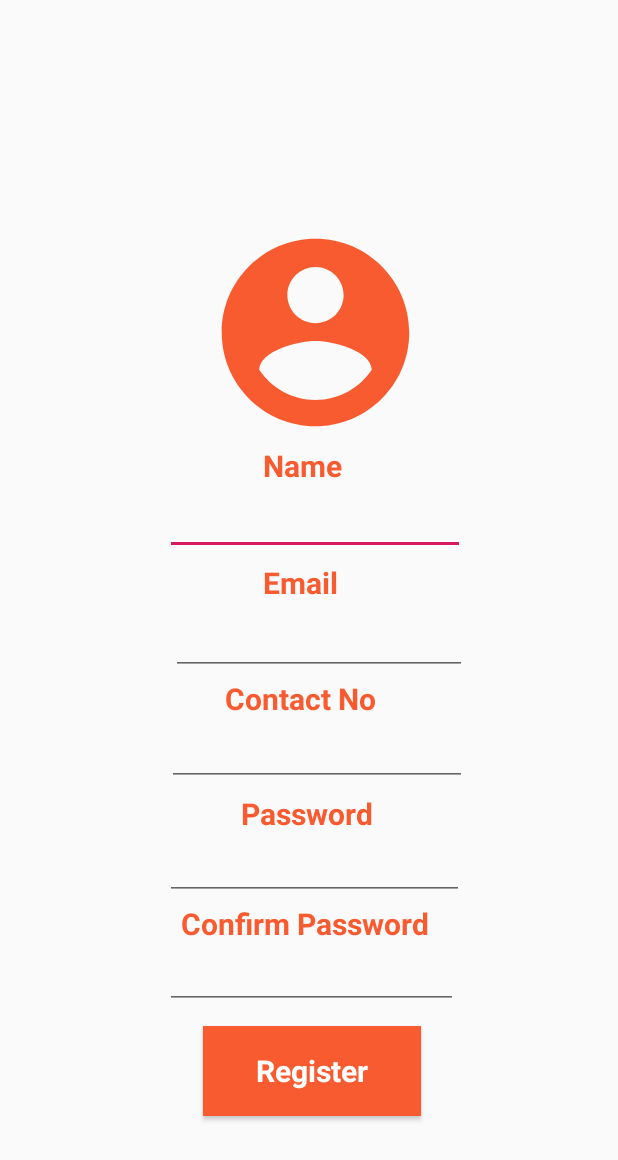
After one commit to Himeshika-Ab/LunchBuddies, an Android app: the layout register.xml on its own in the app's theme, with its tools: preview values and no code run, on a phone screen of 412 x 824 dp. The commit adds this screen. Shown: the top 1160 px of the screen. Run offline under Robolectric (Android 15) with nearby library versions, the phone set to English and light mode, and no system bars.

Commit message:
Register ui

```diff
--- /dev/null
+++ b/android-app/app/src/main/res/drawable/ic_account_circle_black_24dp.xml
@@ -0,0 +1,5 @@
+<vector android:height="45dp" android:tint="#F95B31"
+    android:viewportHeight="24.0" android:viewportWidth="24.0"
+    android:width="45dp" xmlns:android="http://schemas.android.com/apk/res/android">
+    <path android:fillColor="#FF000000" android:pathData="M12,2C6.48,2 2,6.48 2,12s4.48,10 10,10 10,-4.48 10,-10S17.52,2 12,2zM12,5c1.66,0 3,1.34 3,3s-1.34,3 -3,3 -3,-1.34 -3,-3 1.34,-3 3,-3zM12,19.2c-2.5,0 -4.71,-1.28 -6,-3.22 0.03,-1.99 4,-3.08 6,-3.08 1.99,0 5.97,1.09 6,3.08 -1.29,1.94 -3.5,3.22 -6,3.22z"/>
+</vector>
--- a/android-app/app/src/main/res/layout/login.xml
+++ b/android-app/app/src/main/res/layout/login.xml
@@ -50,7 +50,6 @@
         android:drawableLeft="@drawable/ic_email_black_24dp"
         android:ems="12"
         android:fontFamily="sans-serif"
-        android:gravity="center_horizontal"
         android:hint="Email"
         android:inputType="textEmailAddress"
         android:textAlignment="center"
@@ -70,7 +69,6 @@
         android:layout_marginBottom="-49dp"
         android:background="#ff7c59"
         android:ems="12"
-        android:gravity="center_horizontal"
         android:inputType="textPassword"
         android:hint="Password"
         android:textAlignment="center"
@@ -94,7 +92,6 @@
         android:drawableLeft="@drawable/ic_touch_app_black_24dp"
         android:ems="12"
         android:fontFamily="sans-serif"
-        android:gravity="center_horizontal"
         android:text="Register here"
         android:textAlignment="center"
         android:textAllCaps="false"
--- /dev/null
+++ b/android-app/app/src/main/res/layout/register.xml
@@ -0,0 +1,202 @@
+<?xml version="1.0" encoding="utf-8"?>
+<RelativeLayout xmlns:android="http://schemas.android.com/apk/res/android"
+    xmlns:app="http://schemas.android.com/apk/res-auto"
+    xmlns:tools="http://schemas.android.com/tools"
+    android:layout_width="match_parent"
+    android:layout_height="match_parent"
+    >
+
+    <ImageView
+        android:id="@+id/logo"
+        android:layout_width="150dp"
+        android:layout_height="150dp"
+        android:layout_alignParentBottom="true"
+        android:layout_marginLeft="135dp"
+        android:layout_marginBottom="527dp"
+        android:src="@drawable/ic_account_circle_black_24dp" />
+
+    <TextView
+        android:id="@+id/namelbl"
+        android:layout_width="wrap_content"
+        android:layout_height="wrap_content"
+        android:layout_alignBottom="@id/logo"
+        android:layout_marginLeft="175dp"
+        android:layout_marginTop="10dp"
+        android:layout_marginBottom="-27dp"
+        android:fontFamily="sans-serif"
+        android:text="Name"
+        android:textAlignment="center"
+        android:textColor="#F95B31"
+        android:textSize="20dp"
+        android:textStyle="bold"
+        android:typeface="sans" />
+
+    <EditText
+        android:id="@+id/name"
+        android:layout_width="200dp"
+        android:layout_height="50dp"
+        android:layout_alignBottom="@+id/namelbl"
+        android:layout_marginLeft="110dp"
+        android:layout_marginBottom="-46dp"
+        android:fontFamily="sans-serif"
+        android:gravity="center_horizontal"
+        android:textAlignment="center"
+        android:textColor="#F95B31"
+        android:textSize="20dp"
+        android:textStyle="bold"
+        android:typeface="sans" />
+
+
+    <TextView
+        android:id="@+id/emaillbl"
+        android:layout_width="wrap_content"
+        android:layout_height="wrap_content"
+        android:layout_alignBottom="@id/namelbl"
+        android:layout_marginLeft="175dp"
+        android:layout_marginBottom="-78dp"
+        android:fontFamily="sans-serif"
+        android:text="Email"
+        android:textAlignment="center"
+        android:textColor="#F95B31"
+        android:textSize="20dp"
+        android:textStyle="bold"
+        android:typeface="sans" />
+
+    <EditText
+        android:id="@+id/email"
+        android:layout_width="197dp"
+        android:layout_height="50dp"
+        android:layout_alignRight="@id/emaillbl"
+        android:layout_alignBottom="@+id/logo"
+        android:layout_marginLeft="110dp"
+        android:layout_marginRight="-86dp"
+        android:layout_marginBottom="-153dp"
+        android:fontFamily="sans-serif"
+        android:gravity="center_horizontal"
+        android:textAlignment="center"
+        android:textColor="#F95B31"
+        android:textSize="20dp"
+        android:textStyle="bold"
+        android:typeface="sans" />
+
+    <TextView
+        android:id="@+id/contactNolbl"
+        android:layout_width="wrap_content"
+        android:layout_height="wrap_content"
+        android:layout_alignBottom="@id/emaillbl"
+        android:layout_marginLeft="150dp"
+        android:layout_marginBottom="-77dp"
+        android:fontFamily="sans-serif"
+        android:text="Contact No"
+        android:textAlignment="center"
+        android:textColor="#F95B31"
+        android:textSize="20dp"
+        android:textStyle="bold"
+        android:typeface="sans" />
+
+    <EditText
+        android:id="@+id/contactNo"
+        android:layout_width="200dp"
+        android:layout_height="50dp"
+        android:layout_alignRight="@id/emaillbl"
+        android:layout_alignBottom="@+id/logo"
+        android:layout_marginLeft="110dp"
+        android:layout_marginRight="-86dp"
+        android:layout_marginBottom="-227dp"
+        android:fontFamily="sans-serif"
+        android:gravity="center_horizontal"
+        android:textAlignment="center"
+        android:textColor="#F95B31"
+        android:textSize="20dp"
+        android:textStyle="bold"
+        android:typeface="sans" />
+
+    <TextView
+        android:id="@+id/passwordlbl"
+        android:layout_width="wrap_content"
+        android:layout_height="wrap_content"
+        android:layout_alignBottom="@id/contactNo"
+        android:layout_marginLeft="160dp"
+        android:layout_marginBottom="-32dp"
+        android:fontFamily="sans-serif"
+        android:text="Password"
+        android:textAlignment="center"
+        android:textColor="#F95B31"
+        android:textSize="20dp"
+        android:textStyle="bold"
+        android:typeface="sans" />
+
+    <EditText
+        android:id="@+id/password"
+        android:layout_width="200dp"
+        android:layout_height="wrap_content"
+        android:layout_alignRight="@id/passwordlbl"
+        android:layout_alignBottom="@+id/logo"
+        android:layout_marginLeft="110dp"
+        android:layout_marginRight="-61dp"
+        android:layout_marginBottom="-303dp"
+        android:ems="10"
+        android:fontFamily="sans-serif"
+        android:gravity="center_horizontal"
+        android:inputType="textPassword"
+        android:textAlignment="center"
+        android:textColor="#F95B31"
+        android:textSize="20dp"
+        android:textStyle="bold"
+        android:typeface="sans" />
+
+
+    <TextView
+        android:id="@+id/confirmpwlbl"
+        android:layout_width="wrap_content"
+        android:layout_height="wrap_content"
+        android:layout_alignBottom="@id/password"
+        android:layout_marginLeft="120dp"
+        android:layout_marginBottom="-29dp"
+        android:fontFamily="sans-serif"
+        android:text="Confirm Password"
+        android:textAlignment="center"
+        android:textColor="#F95B31"
+        android:textSize="20dp"
+        android:textStyle="bold"
+        android:typeface="sans" />
+
+    <EditText
+        android:id="@+id/confirmpw"
+        android:layout_width="197dp"
+        android:layout_height="wrap_content"
+        android:layout_alignRight="@id/confirmpwlbl"
+        android:layout_alignBottom="@+id/logo"
+        android:layout_marginLeft="110dp"
+        android:layout_marginRight="-20dp"
+        android:layout_marginBottom="-376dp"
+        android:ems="10"
+        android:fontFamily="sans-serif"
+        android:gravity="center_horizontal"
+        android:inputType="textPassword"
+        android:textAlignment="center"
+        android:textColor="#F95B31"
+        android:textSize="20dp"
+        android:textStyle="bold"
+        android:typeface="sans" />
+
+    <Button
+        android:id="@+id/registerbtn"
+        android:layout_width="145dp"
+        android:layout_height="60dp"
+        android:layout_alignBottom="@+id/confirmpw"
+        android:layout_marginBottom="-71dp"
+        android:layout_marginLeft="135dp"
+        android:background="#F95B31"
+        android:fontFamily="sans-serif"
+        android:textAlignment="center"
+        android:textAllCaps="false"
+        android:textAppearance="@style/TextAppearance.AppCompat.Button"
+        android:textColor="#ffffff"
+        android:textSize="20sp"
+        android:textStyle="bold"
+        android:typeface="serif"
+        android:text="Register" />
+
+
+</RelativeLayout>
```
